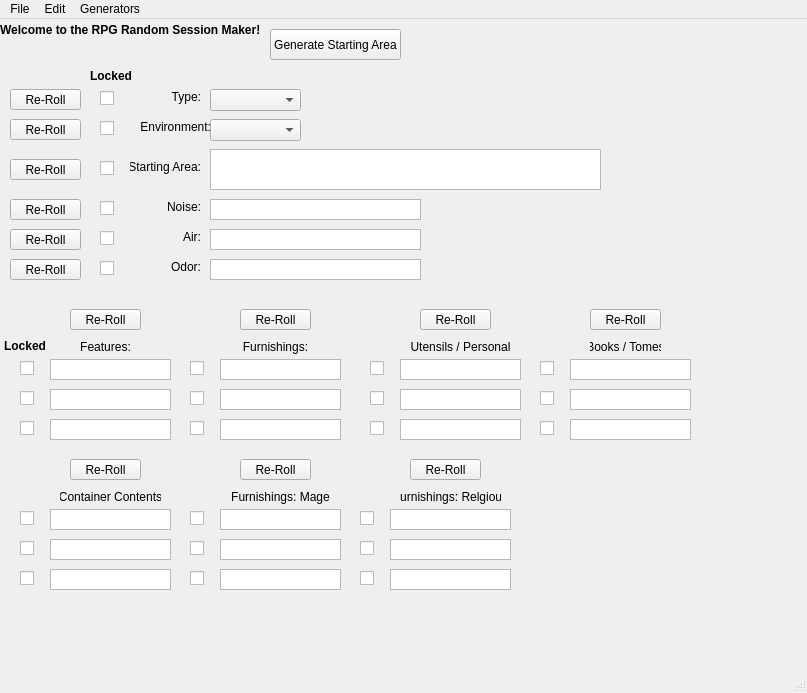
First picture: the form in RSMaker/QTemplates/RSM_Main.ui, repository Tellusionist/RPGRandomSessionMaker, before the edit.
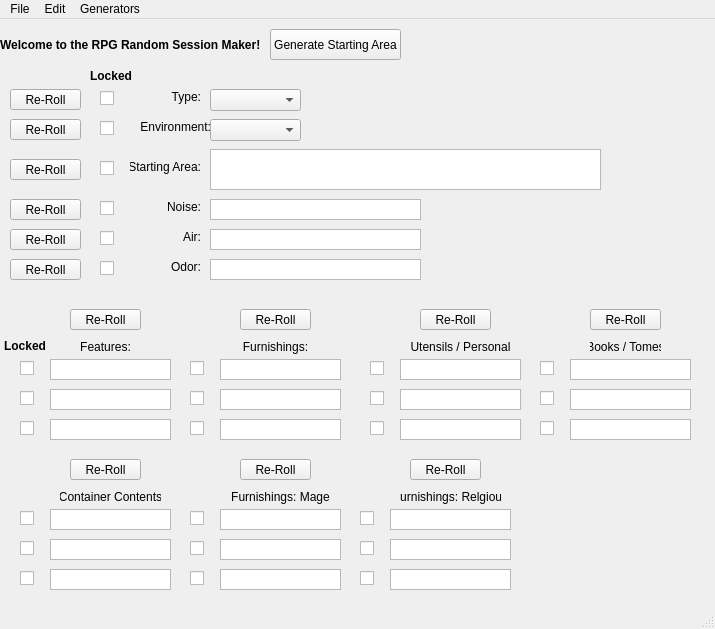
Second picture: the form after the edit.

```diff
--- a/RSMaker/QTemplates/RSM_Main.ui
+++ b/RSMaker/QTemplates/RSM_Main.ui
@@ -6,8 +6,8 @@
    <rect>
     <x>0</x>
     <y>0</y>
-    <width>807</width>
-    <height>693</height>
+    <width>715</width>
+    <height>629</height>
    </rect>
   </property>
   <property name="windowTitle">
@@ -18,7 +18,7 @@
     <property name="geometry">
      <rect>
       <x>0</x>
-      <y>0</y>
+      <y>15</y>
       <width>261</width>
       <height>21</height>
      </rect>
@@ -1388,7 +1388,7 @@
     <rect>
      <x>0</x>
      <y>0</y>
-     <width>807</width>
+     <width>715</width>
      <height>20</height>
     </rect>
    </property>
```
